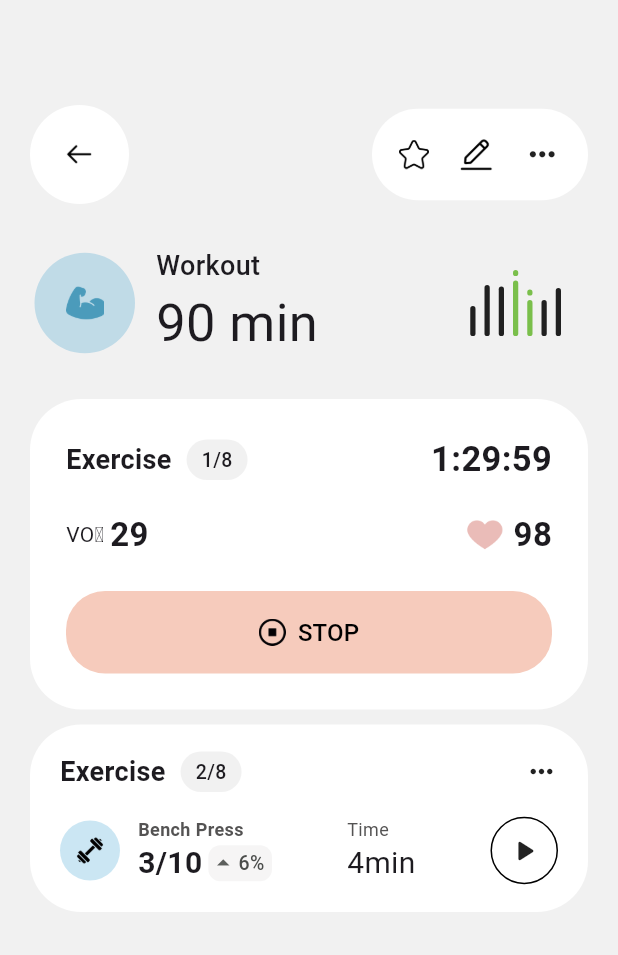
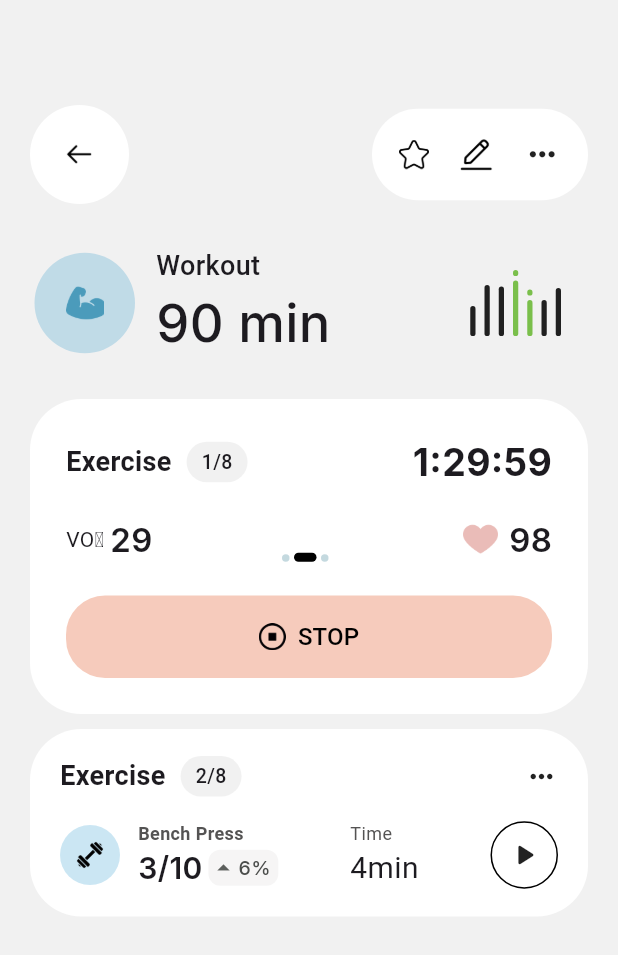
Before and after one commit to Logeshwaran6571/Logeshwaran6571-flutter-ui-assignment-logeshwaran, a Flutter app: the screen it shows after launch, on a phone screen of 412 x 824 dp. Shown: the top 955 px of the screen. Run offline on Flutter 3.47's test engine with Material 3 defaults, Android fonts, the phone set to English and light mode, and no system bars; our stand-ins replace google_fonts.

Commit message:
Day- 6 UI Improvement

```diff
--- a/day6/lib/main.dart
+++ b/day6/lib/main.dart
@@ -2,7 +2,7 @@ import 'package:flutter/material.dart';
 import 'screens/workout/workout_screen.dart';
 
 void main() {
-  runApp(const WorkoutApp());
+  runApp(WorkoutApp());
 }
 
 class WorkoutApp extends StatelessWidget {
--- a/day6/lib/screens/workout/workout_header.dart
+++ b/day6/lib/screens/workout/workout_header.dart
@@ -1,5 +1,6 @@
 import 'package:flutter/material.dart';
 import '../../widgets/mini_bar_chart.dart';
+import 'package:google_fonts/google_fonts.dart';
 
 class WorkoutHeader extends StatelessWidget {
   const WorkoutHeader({super.key});
@@ -44,14 +45,14 @@ class WorkoutInfo extends StatelessWidget {
   Widget build(BuildContext context) {
     return Column(
       crossAxisAlignment: CrossAxisAlignment.start,
-      children: const [
+      children: [
         Text(
           "Workout",
           style: TextStyle(fontSize: 18, fontWeight: FontWeight.w500),
         ),
         Text(
           "90 min",
-          style: TextStyle(fontSize: 35, fontWeight: FontWeight.w400),
+          style: GoogleFonts.inter(fontSize: 35, fontWeight: FontWeight.w500),
         ),
       ],
     );
--- a/day6/lib/screens/workout/workout_stats_card.dart
+++ b/day6/lib/screens/workout/workout_stats_card.dart
@@ -1,4 +1,5 @@
 import 'package:flutter/material.dart';
+import 'package:google_fonts/google_fonts.dart';
 
 class WorkoutStatsCard extends StatelessWidget {
   const WorkoutStatsCard({super.key});
@@ -48,9 +49,9 @@ class HeaderRow extends StatelessWidget {
           ),
         ),
         const Spacer(),
-        const Text(
+        Text(
           "1:29:59",
-          style: TextStyle(fontSize: 23, fontWeight: FontWeight.bold),
+          style: GoogleFonts.inter(fontSize: 25, fontWeight: FontWeight.bold),
         ),
       ],
     );
@@ -66,16 +67,54 @@ class MetricsRow extends StatelessWidget {
       children: [
         const Text("VO₂", style: TextStyle(fontSize: 14)),
         const SizedBox(width: 4),
-        const Text(
+        Text(
           "29",
-          style: TextStyle(fontSize: 22, fontWeight: FontWeight.w600),
+          style: GoogleFonts.inter(fontSize: 22, fontWeight: FontWeight.w600),
+        ),
+        const Spacer(),
+        SizedBox(
+          width: 50,
+          height: 30,
+          child: Row(
+            crossAxisAlignment: CrossAxisAlignment.end,
+            mainAxisAlignment: MainAxisAlignment.center,
+            children: [
+              Container(
+                width: 5,
+                height: 5,
+                decoration: BoxDecoration(
+                  borderRadius: BorderRadius.circular(10),
+                  color: Color.fromARGB(255, 196, 217, 223),
+                ),
+              ),
+
+              SizedBox(width: 3),
+              Container(
+                width: 15,
+                height: 6,
+                decoration: BoxDecoration(
+                  borderRadius: BorderRadius.circular(10),
+                  color: Colors.black,
+                ),
+              ),
+              SizedBox(width: 3),
+              Container(
+                width: 5,
+                height: 5,
+                decoration: BoxDecoration(
+                  borderRadius: BorderRadius.circular(10),
+                  color: Color.fromARGB(255, 196, 217, 223),
+                ),
+              ),
+            ],
+          ),
         ),
         const Spacer(),
         Image.asset("assets/icons/heart (1).png", width: 30, height: 30),
         const SizedBox(width: 4),
-        const Text(
+        Text(
           "98",
-          style: TextStyle(fontSize: 22, fontWeight: FontWeight.w700),
+          style: GoogleFonts.inter(fontSize: 22, fontWeight: FontWeight.w600),
         ),
       ],
     );
--- a/day6/lib/widgets/exercise_item.dart
+++ b/day6/lib/widgets/exercise_item.dart
@@ -1,4 +1,5 @@
 import 'package:flutter/material.dart';
+import 'package:google_fonts/google_fonts.dart';
 
 class ExerciseItem extends StatelessWidget {
   final String index;
@@ -84,7 +85,7 @@ class ExerciseItem extends StatelessWidget {
                       children: [
                         Text(
                           progress,
-                          style: const TextStyle(
+                          style: GoogleFonts.inter(
                             fontSize: 20,
                             fontWeight: FontWeight.w600,
                           ),
@@ -106,7 +107,7 @@ class ExerciseItem extends StatelessWidget {
                               ),
                               Text(
                                 improvement,
-                                style: const TextStyle(
+                                style: GoogleFonts.inter(
                                   fontSize: 13,
                                   color: Color.fromARGB(255, 75, 77, 75),
                                   fontWeight: FontWeight.w500,
--- a/day6/pubspec.yaml
+++ b/day6/pubspec.yaml
@@ -12,6 +12,7 @@ dependencies:
     sdk: flutter
 
   cupertino_icons: ^1.0.8
+  google_fonts: ^6.0.0
 
 dev_dependencies:
   flutter_test:
```
Also changed, not shown: day6/pubspec.lock, day6/screenshot.png, 2 other files.
